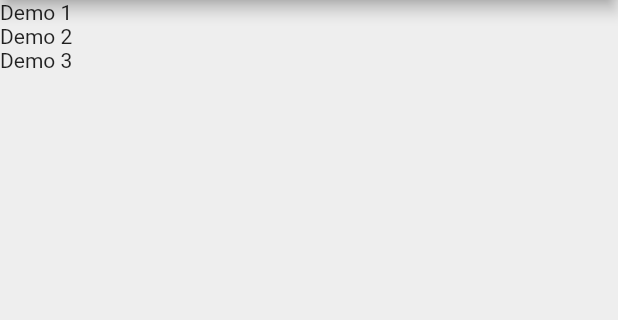
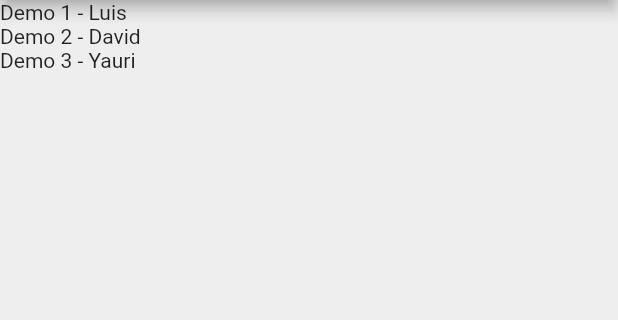
Before and after one commit to LuisYauri/quotes, a Flutter app: the screen it shows after launch, on a phone screen of 412 x 824 dp, the part 84-404 px from its top. Run offline on Flutter 3.47's test engine with Material 2 defaults, Android fonts, the phone set to English and light mode, and no system bars.

Commit message:
Add custom classes

```diff
--- a/lib/main.dart
+++ b/lib/main.dart
@@ -1,4 +1,6 @@
 import 'package:flutter/material.dart';
+
+import 'quote.dart';
 
 void main() => runApp(MaterialApp(
       home: QuoteList(),
@@ -10,10 +12,10 @@ class QuoteList extends StatefulWidget {
 }
 
 class _QuoteListState extends State<QuoteList> {
-  List<String> quotes = [
-    'Demo 1',
-    'Demo 2',
-    'Demo 3',
+  List<Quote> quotes = [
+    Quote(author: 'Luis', text: 'Demo 1'),
+    Quote(author: 'David', text: 'Demo 2'),
+    Quote(author: 'Yauri', text: 'Demo 3'),
   ];
 
   @override
@@ -26,7 +28,10 @@ class _QuoteListState extends State<QuoteList> {
         backgroundColor: Colors.redAccent,
       ),
       body: Column(
-        children: quotes.map((quote) => Text(quote)).toList(),
+        crossAxisAlignment: CrossAxisAlignment.start,
+        children: quotes
+            .map((quote) => Text('${quote.text} - ${quote.author}'))
+            .toList(),
       ),
     );
   }
--- /dev/null
+++ b/lib/quote.dart
@@ -0,0 +1,5 @@
+class Quote {
+  String text;
+  String author;
+  Quote({this.text, this.author});
+}
```
